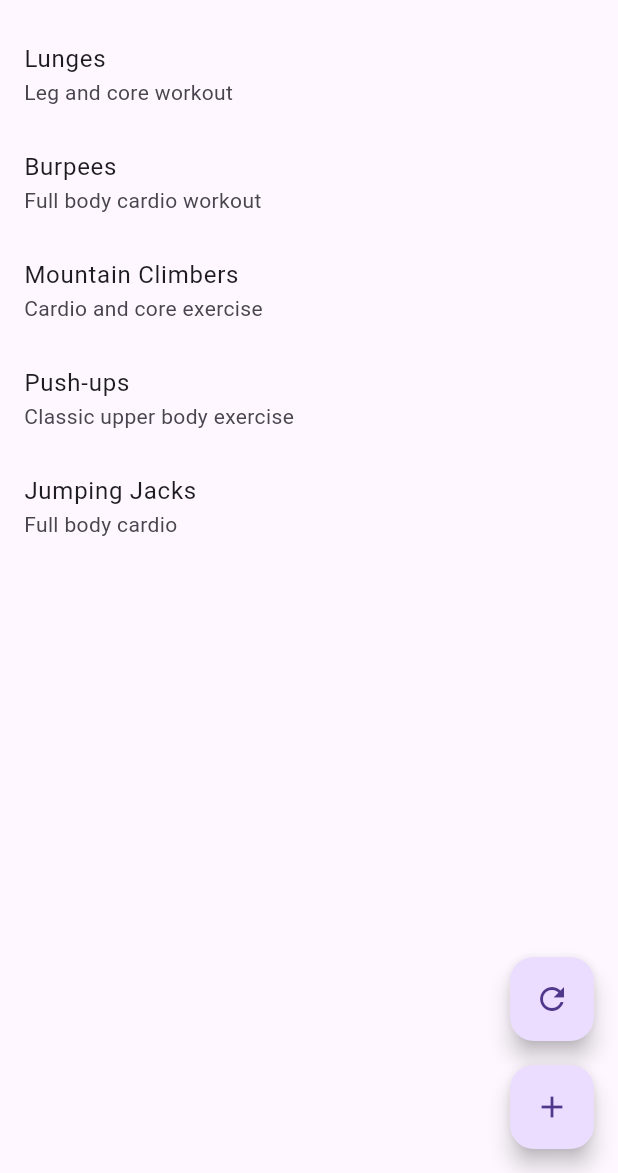
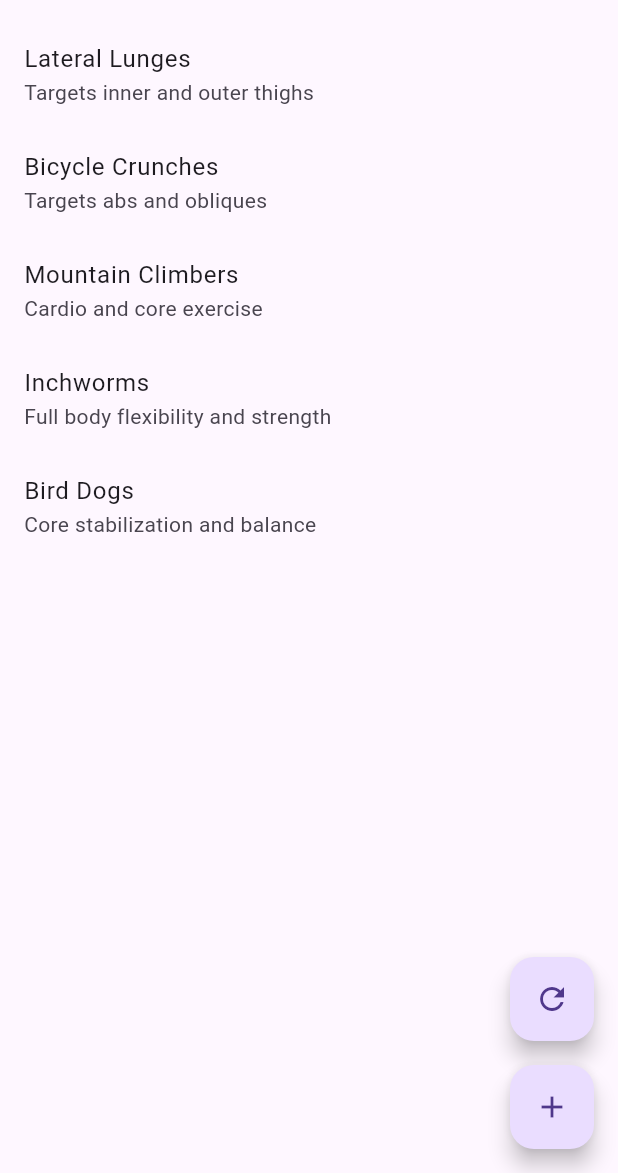
Before and after one commit to FlutterFriends/know_your_workout, a Flutter app: the screen it shows after launch, on a phone screen of 412 x 824 dp, the part 63-1236 px from its top. Run offline on Flutter 3.47's test engine with Material 3 defaults, Android fonts, the phone set to English and light mode, and no system bars.

Commit message:
Add more exercises

```diff
--- a/random_workout/lib/main.dart
+++ b/random_workout/lib/main.dart
@@ -46,6 +46,36 @@ class _WorkoutPageState extends State<WorkoutPage> {
     Exercise(
         name: 'Mountain Climbers', description: 'Cardio and core exercise'),
     Exercise(name: 'Jumping Jacks', description: 'Full body cardio'),
+    Exercise(name: 'Sit-ups', description: 'Core strengthening exercise'),
+    Exercise(name: 'Bicycle Crunches', description: 'Targets abs and obliques'),
+    Exercise(name: 'Russian Twists', description: 'Rotational core exercise'),
+    Exercise(name: 'Leg Raises', description: 'Lower abs workout'),
+    Exercise(
+        name: 'Diamond Push-ups', description: 'Targets triceps and chest'),
+    Exercise(name: 'Dips', description: 'Upper body strength exercise'),
+    Exercise(name: 'Wall Sits', description: 'Isometric leg exercise'),
+    Exercise(name: 'Calf Raises', description: 'Lower leg strengthening'),
+    Exercise(name: 'High Knees', description: 'Cardio and leg exercise'),
+    Exercise(name: 'Butt Kicks', description: 'Cardio and hamstring exercise'),
+    Exercise(name: 'Jump Squats', description: 'Explosive lower body workout'),
+    Exercise(
+        name: 'Inchworms', description: 'Full body flexibility and strength'),
+    Exercise(
+        name: 'Bear Crawls',
+        description: 'Full body coordination and strength'),
+    Exercise(name: 'Superman', description: 'Lower back and core exercise'),
+    Exercise(name: 'Bird Dogs', description: 'Core stabilization and balance'),
+    Exercise(
+        name: 'Glute Bridges', description: 'Targets glutes and lower back'),
+    Exercise(
+        name: 'Tricep Dips',
+        description: 'Targets triceps using a chair or bench'),
+    Exercise(
+        name: 'Pike Push-ups', description: 'Shoulder and upper body strength'),
+    Exercise(
+        name: 'Lateral Lunges', description: 'Targets inner and outer thighs'),
+    Exercise(
+        name: 'Donkey Kicks', description: 'Glute and lower back exercise'),
   ];
 
   @override
```
